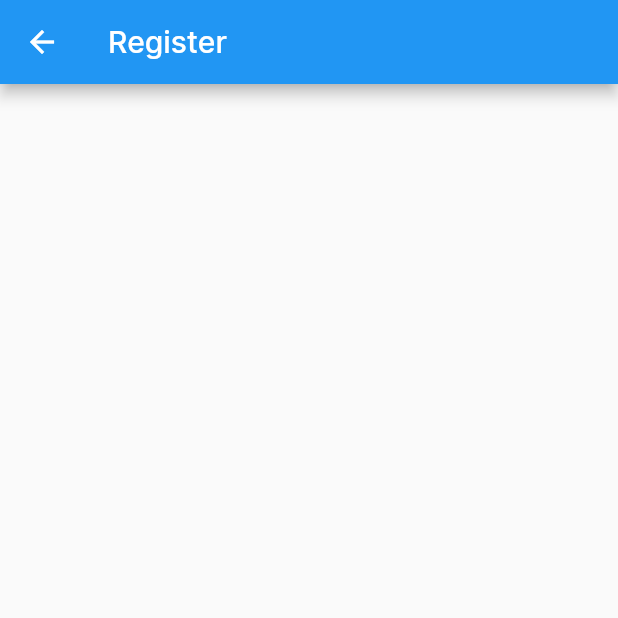
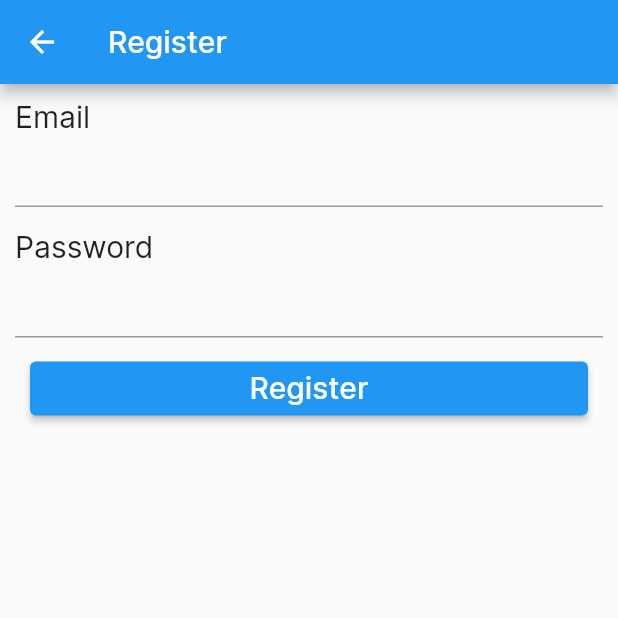
Before and after one commit to Trapzuss/pethouse, a Flutter app: the RegisterScreen screen opened directly, on a phone screen of 412 x 824 dp, the top half of it. Run offline on Flutter 3.47's test engine with Material 2 defaults, Android fonts, the phone set to English and light mode, and no system bars; our stand-ins replace flutter_speed_dial, google_fonts; missing offline and left inert: dart:html.

Commit message:
[ADD] Register

```diff
--- a/lib/screens/register.dart
+++ b/lib/screens/register.dart
@@ -1,12 +1,63 @@
+import 'dart:html';
+
 import 'package:flutter/material.dart';
 
+
 class RegisterScreen extends StatelessWidget {
-  const RegisterScreen({ Key? key }) : super(key: key);
+  RegisterScreen({Key? key}) : super(key: key);
+
+  final formKey = GlobalKey<FormState>();
 
   @override
   Widget build(BuildContext context) {
     return Scaffold(
-      appBar: AppBar(title: Text("Register"),),
+      appBar: AppBar(
+        title: Text("Register"),
+      ),
+      body: Container(
+        child: Padding(
+          padding: const EdgeInsets.all(10.0),
+          child: Form(
+              key: formKey,
+              child: SingleChildScrollView(
+                child: Column(
+                  crossAxisAlignment: CrossAxisAlignment.start,
+                  children: [
+                    Text(
+                      "Email",
+                      style: TextStyle(fontSize: 20),
+                    ),
+                    TextFormField(
+                      keyboardType: TextInputType.emailAddress,
+                    ),
+                    SizedBox(
+                      height: 15,
+                    ),
+                    Text(
+                      "Password",
+                      style: TextStyle(fontSize: 20),
+                    ),
+                    TextFormField(
+                      obscureText: true,
+                    ),
+                    Padding(
+                      padding: const EdgeInsets.all(10.0),
+                      child: SizedBox(
+                        width: double.infinity,
+                        child: ElevatedButton(
+                          child: Text(
+                            "Register",
+                            style: TextStyle(fontSize: 20),
+                          ),
+                          onPressed: () {},
+                        ),
+                      ),
+                    )
+                  ],
+                ),
+              )),
+        ),
+      ),
     );
   }
 }
```
